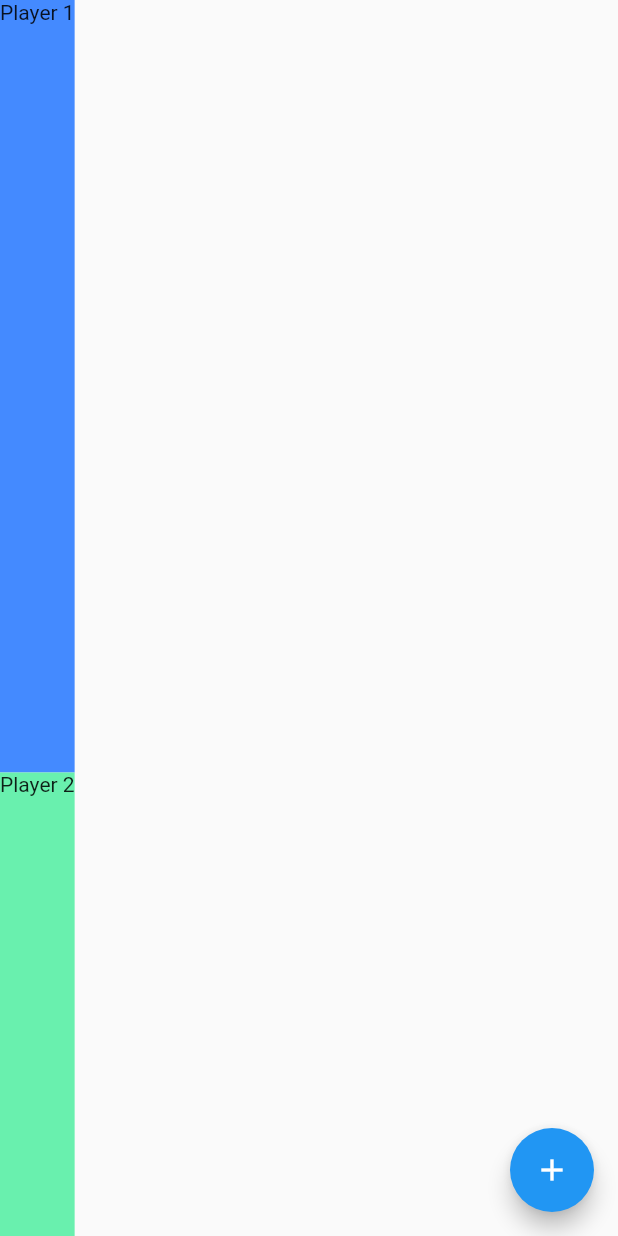
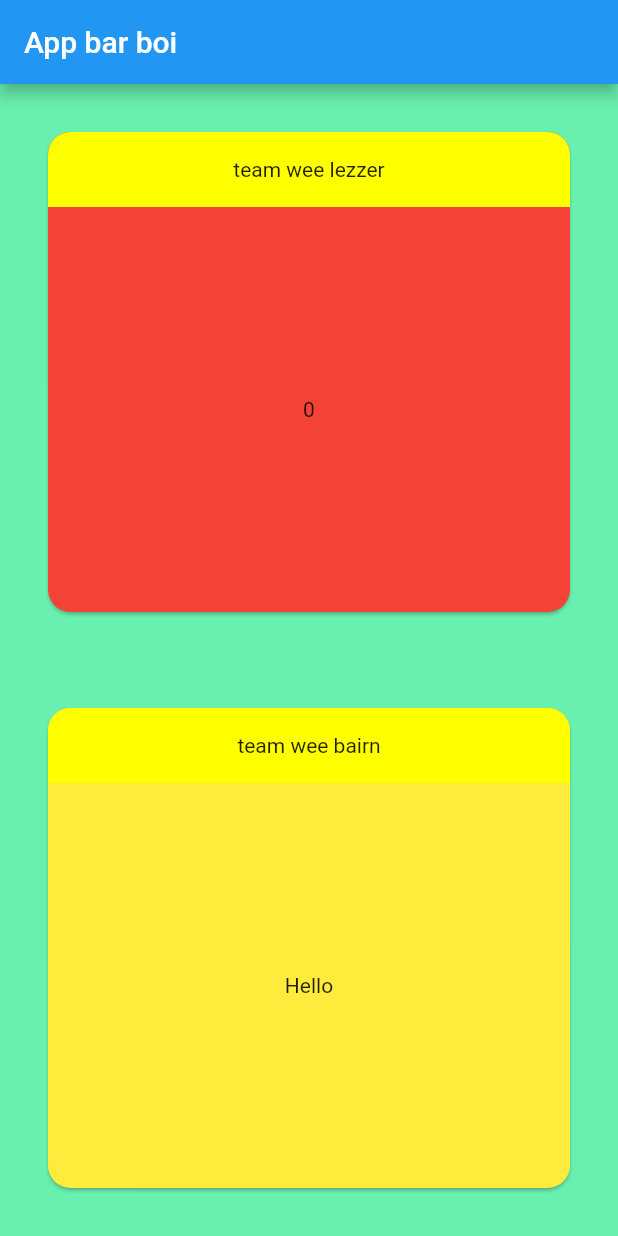
Before and after one commit to abdu-uaq/flutter_scorer, a Flutter app: the screen it shows after launch, on a phone screen of 412 x 824 dp. Run offline on Flutter 3.47's test engine with Material 2 defaults, Android fonts, the phone set to English and light mode, and no system bars.

Commit message:
make ui decent

```diff
--- a/lib/main.dart
+++ b/lib/main.dart
@@ -66,66 +66,94 @@ class _MyHomePageState extends State<MyHomePage> {
     // fast, so that you can just rebuild anything that needs updating rather
     // than having to individually change instances of widgets.
     return Scaffold(
-      body: Column(
-        mainAxisAlignment: MainAxisAlignment.center,
+      appBar: AppBar(
+        title: Text("App bar boi"),
+      ),
+      body: Stack(
+        children: <Widget>[
+          Container(color: Colors.greenAccent),
+          Column(
             children: <Widget>[
               Expanded(
-            flex: 5,
-            child: Container(
-              color: Colors.blueAccent,
+                  child: Card(
+                    clipBehavior: Clip.antiAlias,
+                    margin: EdgeInsets.all(32.0),
+                    color: Colors.red,
+                    shape: RoundedRectangleBorder(
+                        borderRadius: BorderRadius.circular(15)
+                    ),
+                    child: Row(
+                      children: <Widget>[
+                        Expanded(
+                          child: Column(
+                            children: <Widget>[
+                              Container(
+                                color: Colors.yellowAccent,
+                                height: 50,
+                                child: SizedBox.expand(
+                                  child: Center(
                                       child: Text(
-                  "Player 1"
+                                          "team wee lezzer"
+                                      )
+                                  ) ,
+                                ),
+                              ),
+                              Expanded(
+                                child: Center(
+                                  child: Text(
+                                      _counter.toString()
+                                  ),
+                                ),
+                              )
+                            ],
+                          )
+                        )
+                      ],
                     ),
                   )
               ),
               Expanded(
-            flex: 3,
-            child: Container(
-              color: Colors.greenAccent,
+                  child: Card(
+                    clipBehavior: Clip.antiAlias,
+                    margin: EdgeInsets.all(32.0),
+                    color: Colors.yellow,
+                    shape: RoundedRectangleBorder(
+                        borderRadius: BorderRadius.circular(15)
+                    ),
+                    child: Row(
+                      children: <Widget>[
+                        Expanded(
+                          child: Column(
+                            children: <Widget>[
+                              Container(
+                                color: Colors.yellowAccent,
+                                height: 50,
+                                child: SizedBox.expand(
+                                  child: Center(
                                     child: Text(
-                  "Player 2"
+                                        "team wee bairn"
+                                    )
+                                  ) ,
+                                ),
+                              ),
+                              Expanded(
+                                child: Center(
+                                  child: Text(
+                                    "Hello"
                                   ),
                                 ),
                               )
                             ],
+                          )
+                        )
+                      ],
                     ),
-
-
-//      Center(
-//        // Center is a layout widget. It takes a single child and positions it
-//        // in the middle of the parent.
-//        child: Column(
-//          // Column is also a layout widget. It takes a list of children and
-//          // arranges them vertically. By default, it sizes itself to fit its
-//          // children horizontally, and tries to be as tall as its parent.
-//          //
-//          // Invoke "debug painting" (press "p" in the console, choose the
-//          // "Toggle Debug Paint" action from the Flutter Inspector in Android
-//          // Studio, or the "Toggle Debug Paint" command in Visual Studio Code)
-//          // to see the wireframe for each widget.
-//          //
-//          // Column has various properties to control how it sizes itself and
-//          // how it positions its children. Here we use mainAxisAlignment to
-//          // center the children vertically; the main axis here is the vertical
-//          // axis because Columns are vertical (the cross axis would be
-//          // horizontal).
-//          mainAxisAlignment: MainAxisAlignment.center,
-//          children: <Widget>[
-//            Text(
-//              'You have pushed the button this many times:',
-//            ),
-//            Text(
-//              '$_counter',
-//              style: Theme.of(context).textTheme.display1,
-//            ),
-//          ],
-//        ),
-//      ),
-      floatingActionButton: FloatingActionButton(
-        onPressed: _incrementCounter,
-        tooltip: 'Increment',
-        child: Icon(Icons.add),
-      ), // This trailing comma makes auto-formatting nicer for build methods.
+                  )
+              )
+            ],
+          ),
+        ],
+      ),
     );
   }
 }
```
Lines whose indentation alone changed are shown as unchanged.
